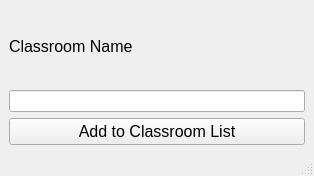
This is view_ui_files/add_classroom.ui in Berkay-Ates/yoneylem as Qt 5 draws it before an edit. The edited form follows.
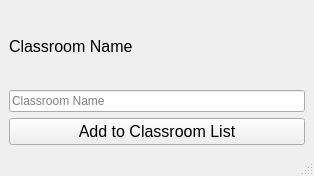
This is the edited form.

Commit message: fix: add placeholder text to QLineEdit fields in UI forms

```diff
--- a/view_ui_files/add_classroom.ui
+++ b/view_ui_files/add_classroom.ui
@@ -32,7 +32,11 @@
          </widget>
         </item>
         <item>
-         <widget class="QLineEdit" name="lineEdit_classroom_name"/>
+         <widget class="QLineEdit" name="lineEdit_classroom_name">
+          <property name="placeholderText">
+           <string>Classroom Name</string>
+          </property>
+         </widget>
         </item>
        </layout>
       </item>
```
The commit also changes 1 other file.
